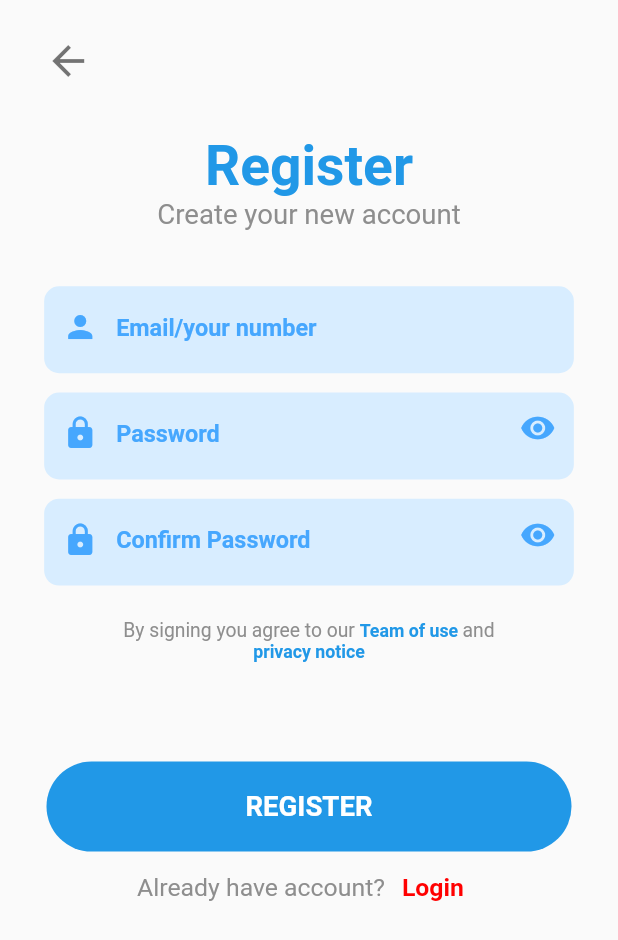
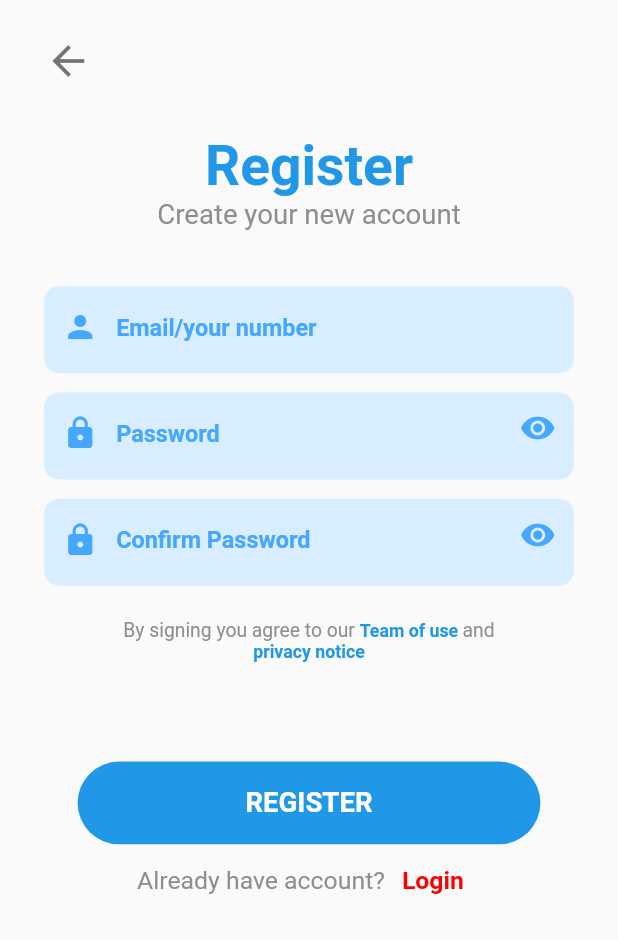
Before and after one commit to Luunguyen2412/cowin_1, a Flutter app: the RegisterScreen screen opened directly, on a phone screen of 412 x 824 dp. Shown: the top 940 px of the screen. Run offline on Flutter 3.47's test engine with Material 2 defaults, Android fonts, the phone set to English and light mode, and no system bars; our stand-ins replace animated_splash_screen, carousel_slider, dio, flutter_bloc, flutter_screenutil, flutter_svg and 6 more; missing offline and left inert: dart:ffi, dialogflow_grpc, flutter_modules, sound_stream, spannable_grid; project files that could hold a hidden picture were left out.

Commit message:
update tabbar
update

```diff
--- a/lib/views/home/widget/NumberageCaseCovid.dart
+++ b/lib/views/home/widget/NumberageCaseCovid.dart
@@ -43,7 +43,7 @@ class _CustomSwitchState extends State<CustomSwitchTabbar>
             child: Stack(
               children: [
                 AnimatedPositioned(
-                    left: tabController.index == 0 ? 1.w : 167.w,
+                    left: tabController.index == 0 ? 1.w : 169.w,
                     child: Container(
                       width: 190.w,
                       height: 49.h,
--- a/lib/views/login/Register_Screen.dart
+++ b/lib/views/login/Register_Screen.dart
@@ -183,8 +183,8 @@ class _RegisterScreenState extends State<RegisterScreen> {
                     ),
                     GestureDetector(
                       child: Container(
-                        height: 60,
-                        width: 350,
+                        height: 60.h,
+                        width: 310.w,
                         decoration: BoxDecoration(
                           borderRadius: BorderRadius.circular(38),
                           color: cwColor1,
```
